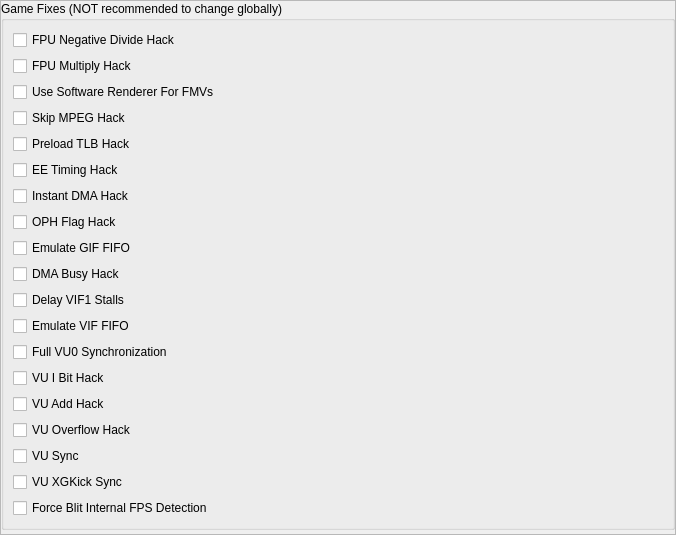
Old version of the form pcsx2-qt/Settings/GameFixSettingsWidget.ui in the repository PCSX2/pcsx2.
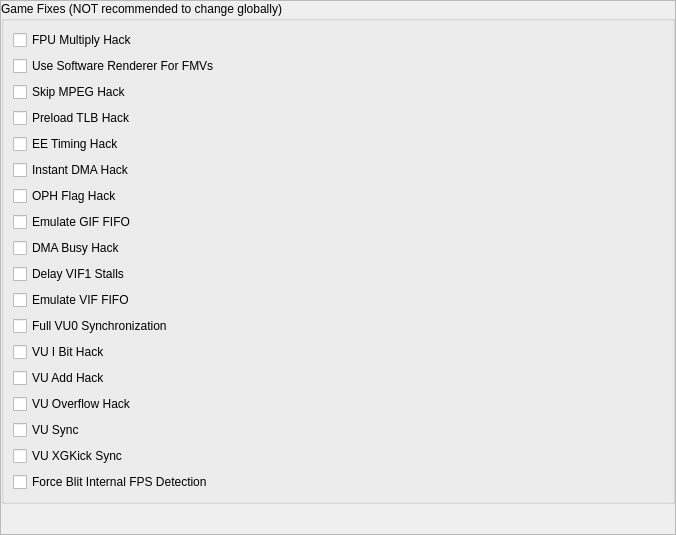
New version of the form.

Commit message: Config: Replace FpuNegDivHack with eeDivRoundMode

The edit to the form file:
```diff
--- a/pcsx2-qt/Settings/GameFixSettingsWidget.ui
+++ b/pcsx2-qt/Settings/GameFixSettingsWidget.ui
@@ -56,13 +56,6 @@
           <string>Game Fixes (NOT recommended to change globally)</string>
          </property>
          <layout class="QVBoxLayout" name="verticalLayout_2">
-          <item>
-           <widget class="QCheckBox" name="FpuNegDivHack">
-            <property name="text">
-             <string extracomment="FPU = Floating Point Unit. A part of the PS2's CPU. Do not translate.\nNegative Divide: mathematical term.\nGundam: a multimedia franchise name. Leave as-is or use an official translation.">FPU Negative Divide Hack</string>
-            </property>
-           </widget>
-          </item>
           <item>
            <widget class="QCheckBox" name="FpuMulHack">
             <property name="text">
```
The commit also changes 12 other files.
